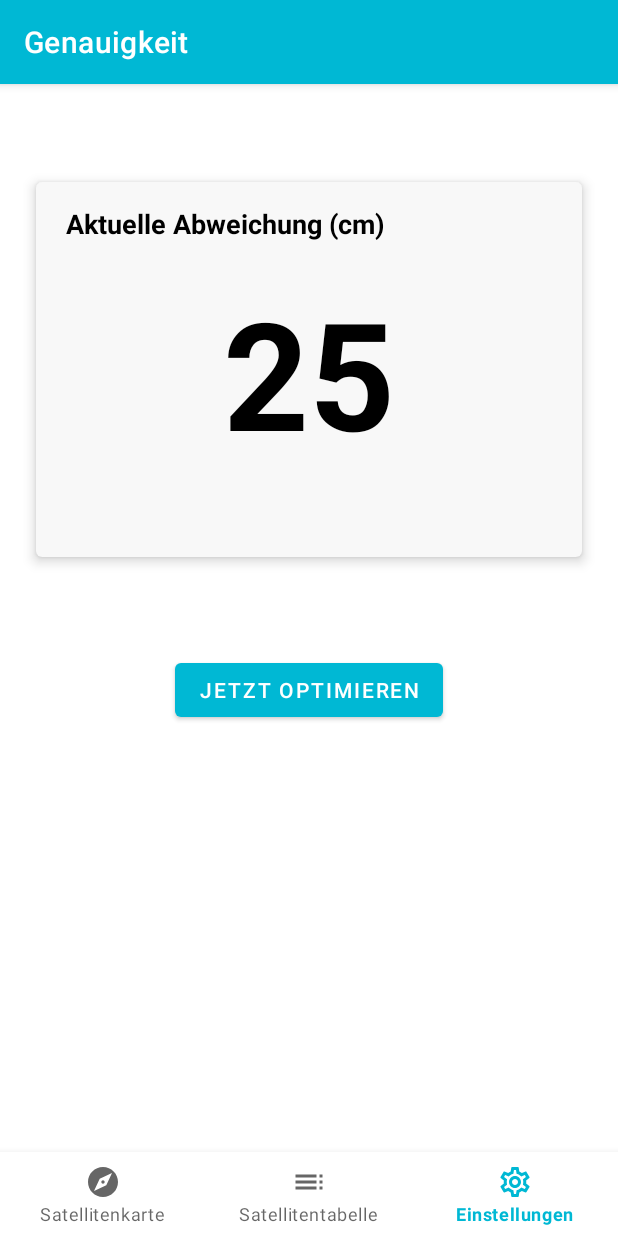
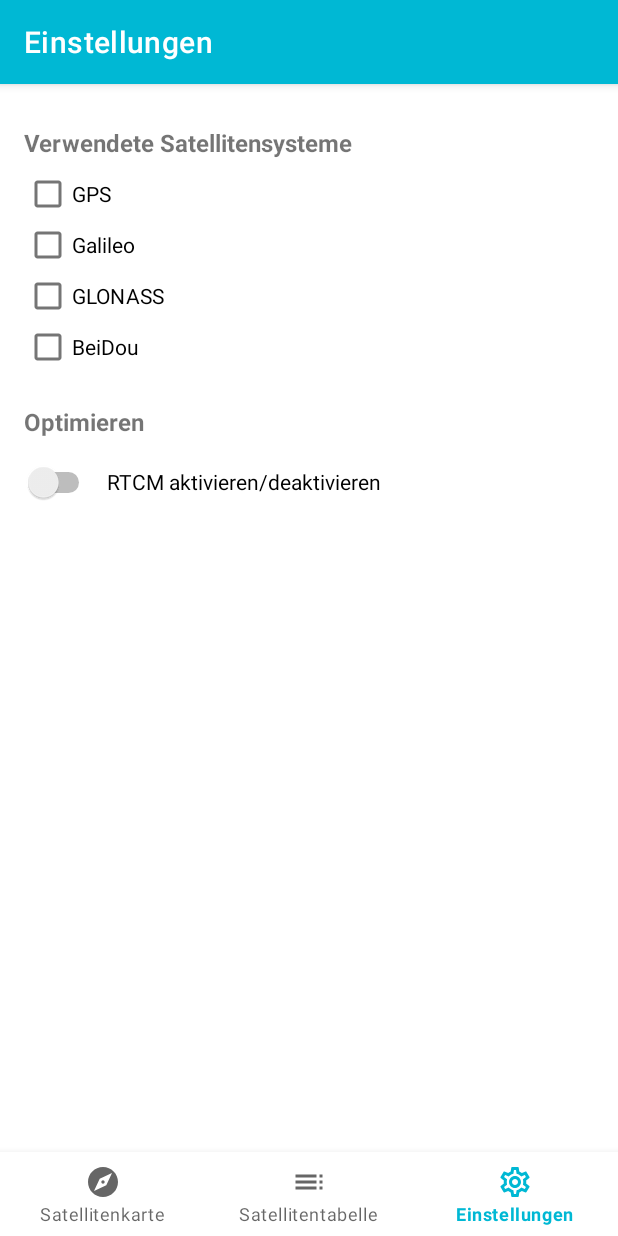
Before and after one commit to alschube/gnss-navigation-status, an Android app: the SettingsFragment screen opened through its navigation route, on a phone screen of 412 x 824 dp. Run offline under Robolectric (Android 15) with nearby library versions, the phone set to English and light mode, and no system bars; our stand-ins replace navigation-ui.

Commit message:
added checkboxes and switch for rtcm to settingsfragment

```diff
--- a/frontend/app/src/main/java/com/example/gnssnavigationstatus/ui/settings/SettingsFragment.kt
+++ b/frontend/app/src/main/java/com/example/gnssnavigationstatus/ui/settings/SettingsFragment.kt
@@ -4,6 +4,8 @@ import android.os.Bundle
 import android.view.LayoutInflater
 import android.view.View
 import android.view.ViewGroup
+import android.widget.CheckBox
+import android.widget.Switch
 import androidx.fragment.app.Fragment
 import androidx.lifecycle.Observer
 import androidx.lifecycle.ViewModelProvider
@@ -13,6 +15,15 @@ class SettingsFragment : Fragment() {
 
     private lateinit var settingsViewModel: SettingsViewModel
 
+    private lateinit var checkBoxGPS: CheckBox
+    private lateinit var checkBoxGAL: CheckBox
+    private lateinit var checkBoxGLO: CheckBox
+    private lateinit var checkBoxBDS: CheckBox
+
+    private lateinit var checkBoxArray: Array<CheckBox>
+
+    private lateinit var rtcmSwitch: Switch
+
     override fun onCreateView(
             inflater: LayoutInflater,
             container: ViewGroup?,
@@ -20,11 +31,26 @@ class SettingsFragment : Fragment() {
     ): View? {
         settingsViewModel =
                 ViewModelProvider(this).get(SettingsViewModel::class.java)
-        val root = inflater.inflate(R.layout.fragment_accuracy, container, false)
+        val root = inflater.inflate(R.layout.fragment_settings, container, false)
         //val textView: TextView = root.findViewById(R.id.text_notifications)
         settingsViewModel.text.observe(viewLifecycleOwner, Observer {
             //textView.text = it
         })
+        this.checkBoxGPS = root.findViewById(R.id.checkBox_GPS)
+        this.checkBoxGAL = root.findViewById(R.id.checkBox_GAL)
+        this.checkBoxGLO = root.findViewById(R.id.checkBox_GLO)
+        this.checkBoxBDS = root.findViewById(R.id.checkBox_BDS)
+
+        this.checkBoxArray = arrayOf(checkBoxGPS, checkBoxGAL, checkBoxGLO, checkBoxBDS)
+
+        this.rtcmSwitch = root.findViewById(R.id.rtcm_switch)
+
         return root
     }
+
+    fun initCheckBoxesFromBackend(satelliteEnabledData: HashMap<String, Boolean>) {
+        for (checkBox in checkBoxArray){
+            checkBox.isChecked = satelliteEnabledData.get(checkBox.text.toString())!!
+        }
+    }
 }
--- a/frontend/app/src/main/res/layout/fragment_accuracy.xml
+++ /dev/null
@@ -1,59 +0,0 @@
-<?xml version="1.0" encoding="utf-8"?>
-<androidx.constraintlayout.widget.ConstraintLayout xmlns:android="http://schemas.android.com/apk/res/android"
-    xmlns:app="http://schemas.android.com/apk/res-auto"
-    xmlns:tools="http://schemas.android.com/tools"
-    android:layout_width="match_parent"
-    android:layout_height="match_parent"
-    tools:context=".ui.settings.SettingsFragment">
-
-    <androidx.cardview.widget.CardView
-        android:id="@+id/error_card"
-        android:layout_width="match_parent"
-        android:layout_height="250dp"
-        android:layout_marginStart="24dp"
-        android:layout_marginEnd="24dp"
-        app:cardBackgroundColor="#F8F8F8"
-        app:cardCornerRadius="4dp"
-        app:cardElevation="5dp"
-        app:layout_constraintBottom_toTopOf="@+id/optimize_button"
-        app:layout_constraintEnd_toEndOf="parent"
-        app:layout_constraintHorizontal_bias="0.0"
-        app:layout_constraintStart_toStartOf="parent"
-        app:layout_constraintTop_toTopOf="parent">
-
-        <TextView
-            android:id="@+id/title_error_card"
-            android:layout_width="wrap_content"
-            android:layout_height="wrap_content"
-            android:paddingStart="20dp"
-            android:paddingTop="15dp"
-            android:paddingEnd="15dp"
-            android:paddingBottom="15dp"
-            android:text="@string/title_error_card"
-            android:textColor="#000000"
-            android:textSize="18sp"
-            android:textStyle="bold" />
-
-        <TextView
-            android:id="@+id/current_error"
-            android:layout_width="match_parent"
-            android:layout_height="match_parent"
-            android:paddingVertical="60dp"
-            android:text="25"
-            android:textAlignment="center"
-            android:textColor="#000000"
-            android:textSize="100sp"
-            android:textStyle="bold" />
-
-    </androidx.cardview.widget.CardView>
-
-    <Button
-        android:id="@+id/optimize_button"
-        android:layout_width="wrap_content"
-        android:layout_height="wrap_content"
-        android:layout_marginBottom="340dp"
-        android:text="@string/title_opt_button"
-        app:layout_constraintBottom_toBottomOf="parent"
-        app:layout_constraintEnd_toEndOf="parent"
-        app:layout_constraintStart_toStartOf="parent" />
-</androidx.constraintlayout.widget.ConstraintLayout>
--- a/frontend/app/src/main/res/layout/fragment_map.xml
+++ b/frontend/app/src/main/res/layout/fragment_map.xml
@@ -11,7 +11,7 @@
         android:layout_width="wrap_content"
         android:layout_height="wrap_content"
         android:layout_marginStart="4dp"
-        android:text="Galileo"
+        android:text="@string/GAL_text"
         android:textColor="#000000"
         app:layout_constraintBottom_toTopOf="@+id/position_title"
         app:layout_constraintEnd_toStartOf="@+id/beidou_symbol"
@@ -39,7 +39,7 @@
         android:layout_width="wrap_content"
         android:layout_height="wrap_content"
         android:layout_marginEnd="40dp"
-        android:text="BeiDou"
+        android:text="@string/BDS_text"
         android:textColor="#000000"
         app:layout_constraintBottom_toTopOf="@+id/position_title"
         app:layout_constraintEnd_toStartOf="@+id/GLONASS_symbol"
@@ -51,7 +51,7 @@
         android:layout_width="wrap_content"
         android:layout_height="wrap_content"
         android:layout_marginEnd="28dp"
-        android:text="GLONASS"
+        android:text="@string/GLO_text"
         android:textColor="#000000"
         app:layout_constraintBottom_toTopOf="@+id/position_title"
         app:layout_constraintEnd_toStartOf="@+id/GPS_symbol"
@@ -63,7 +63,7 @@
         android:layout_width="wrap_content"
         android:layout_height="wrap_content"
         android:layout_marginEnd="16dp"
-        android:text="GPS"
+        android:text="@string/GPS_text"
         android:textColor="#000000"
         app:layout_constraintBottom_toTopOf="@+id/position_title"
         app:layout_constraintEnd_toEndOf="parent"
@@ -199,7 +199,7 @@
                 android:id="@+id/horiz_acc_text"
                 android:layout_width="wrap_content"
                 android:layout_height="wrap_content"
-                android:text="10cm"
+                android:text="10"
                 android:textAlignment="textEnd"
                 android:textColor="#000000" />
         </TableRow>
@@ -220,7 +220,7 @@
                 android:id="@+id/vert_acc_text"
                 android:layout_width="wrap_content"
                 android:layout_height="wrap_content"
-                android:text="20cm"
+                android:text="20"
                 android:textAlignment="textEnd"
                 android:textColor="#000000" />
         </TableRow>
--- /dev/null
+++ b/frontend/app/src/main/res/layout/fragment_settings.xml
@@ -0,0 +1,96 @@
+<?xml version="1.0" encoding="utf-8"?>
+<androidx.constraintlayout.widget.ConstraintLayout xmlns:android="http://schemas.android.com/apk/res/android"
+    xmlns:app="http://schemas.android.com/apk/res-auto"
+    xmlns:tools="http://schemas.android.com/tools"
+    android:layout_width="match_parent"
+    android:layout_height="match_parent"
+    tools:context=".ui.settings.SettingsFragment">
+
+    <TextView
+        android:id="@+id/textView"
+        android:layout_width="wrap_content"
+        android:layout_height="wrap_content"
+        android:layout_marginStart="16dp"
+        android:layout_marginTop="28dp"
+        android:text="@string/title_used_systems"
+        android:textSize="16sp"
+        android:textStyle="bold"
+        app:layout_constraintEnd_toEndOf="parent"
+        app:layout_constraintHorizontal_bias="0.0"
+        app:layout_constraintStart_toStartOf="parent"
+        app:layout_constraintTop_toTopOf="parent" />
+
+    <CheckBox
+        android:id="@+id/checkBox_GPS"
+        android:layout_width="100dp"
+        android:layout_height="30dp"
+        android:layout_marginStart="16dp"
+        android:layout_marginTop="8dp"
+        android:text="@string/GPS_text"
+        app:layout_constraintStart_toStartOf="parent"
+        app:layout_constraintTop_toBottomOf="@+id/textView" />
+
+    <CheckBox
+        android:id="@+id/checkBox_GLO"
+        android:layout_width="100dp"
+        android:layout_height="30dp"
+        android:layout_marginStart="16dp"
+        android:layout_marginTop="4dp"
+        android:text="@string/GLO_text"
+        app:layout_constraintStart_toStartOf="parent"
+        app:layout_constraintTop_toBottomOf="@+id/checkBox_GAL" />
+
+    <CheckBox
+        android:id="@+id/checkBox_BDS"
+        android:layout_width="100dp"
+        android:layout_height="30dp"
+        android:layout_marginStart="16dp"
+        android:layout_marginTop="4dp"
+        android:text="@string/BDS_text"
+        app:layout_constraintStart_toStartOf="parent"
+        app:layout_constraintTop_toBottomOf="@+id/checkBox_GLO" />
+
+    <CheckBox
+        android:id="@+id/checkBox_GAL"
+        android:layout_width="100dp"
+        android:layout_height="30dp"
+        android:layout_marginStart="16dp"
+        android:layout_marginTop="4dp"
+        android:text="@string/GAL_text"
+        app:layout_constraintStart_toStartOf="parent"
+        app:layout_constraintTop_toBottomOf="@+id/checkBox_GPS" />
+
+    <TextView
+        android:id="@+id/textView2"
+        android:layout_width="wrap_content"
+        android:layout_height="wrap_content"
+        android:layout_marginStart="16dp"
+        android:layout_marginTop="24dp"
+        android:text="@string/title_optimization"
+        android:textSize="16sp"
+        android:textStyle="bold"
+        app:layout_constraintStart_toStartOf="parent"
+        app:layout_constraintTop_toBottomOf="@+id/checkBox_BDS" />
+
+    <Switch
+        android:id="@+id/rtcm_switch"
+        android:layout_width="wrap_content"
+        android:layout_height="wrap_content"
+        android:layout_marginStart="15dp"
+        android:layout_marginTop="16dp"
+        android:text="@string/empty_string"
+        app:layout_constraintStart_toStartOf="parent"
+        app:layout_constraintTop_toBottomOf="@+id/textView2" />
+
+    <TextView
+        android:id="@+id/textView3"
+        android:layout_width="wrap_content"
+        android:layout_height="wrap_content"
+        android:layout_marginStart="8dp"
+        android:layout_marginTop="19dp"
+        android:text="@string/RTCM_enable_text"
+        android:textColor="@color/black"
+        app:layout_constraintStart_toEndOf="@+id/rtcm_switch"
+        app:layout_constraintTop_toBottomOf="@+id/textView2" />
+
+</androidx.constraintlayout.widget.ConstraintLayout>
--- a/frontend/app/src/main/res/navigation/mobile_navigation.xml
+++ b/frontend/app/src/main/res/navigation/mobile_navigation.xml
@@ -20,6 +20,6 @@
     <fragment
         android:id="@+id/navigation_settings"
         android:name="com.example.gnssnavigationstatus.ui.settings.SettingsFragment"
-        android:label="@string/title_accuracy_opt"
-        tools:layout="@layout/fragment_accuracy" />
+        android:label="@string/title_settings"
+        tools:layout="@layout/fragment_settings" />
 </navigation>
--- a/frontend/app/src/main/res/values/strings.xml
+++ b/frontend/app/src/main/res/values/strings.xml
@@ -5,17 +5,24 @@
     <string name="title_notifications">Notifications</string>
     <string name="title_sat_map">Satellitenkarte</string>
     <string name="title_sat_table">Satellitentabelle</string>
-    <string name="title_accuracy_opt">Genauigkeit</string>
     <string name="title_legend">Legende</string>
     <string name="title_positional_data">Meine Positionsdaten</string>
     <string name="title_time">Zeit</string>
     <string name="title_longitude">Längengrad</string>
     <string name="title_latitude">Breitengrad</string>
     <string name="title_height">Höhe</string>
-    <string name="title_horizontal_acc">Horizontale Genauigkeit</string>
-    <string name="title_vertical_acc">Vertikale Genauigkeit</string>
+    <string name="title_horizontal_acc">Horizontale Genauigkeit [cm]</string>
+    <string name="title_vertical_acc">Vertikale Genauigkeit [cm]</string>
     <string name="title_error_card">Aktuelle Abweichung (cm)</string>
     <string name="title_opt_button">Jetzt Optimieren</string>
     <string name="action_settings">Einstellungen</string>
     <string name="title_settings">Einstellungen</string>
+    <string name="title_used_systems">Verwendete Satellitensysteme</string>
+    <string name="title_optimization">Optimieren</string>
+    <string name="GPS_text">GPS</string>
+    <string name="GLO_text">GLONASS</string>
+    <string name="BDS_text">BeiDou</string>
+    <string name="GAL_text">Galileo</string>
+    <string name="RTCM_enable_text">RTCM aktivieren/deaktivieren</string>
+    <string name="empty_string"> </string>
 </resources>
```
Also changed, not shown: 1 other file.
